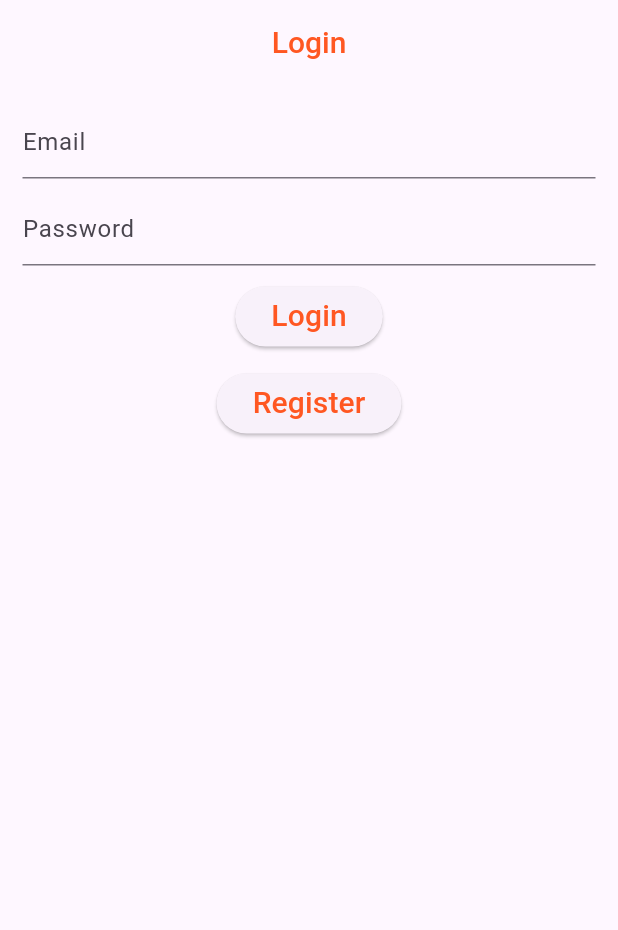
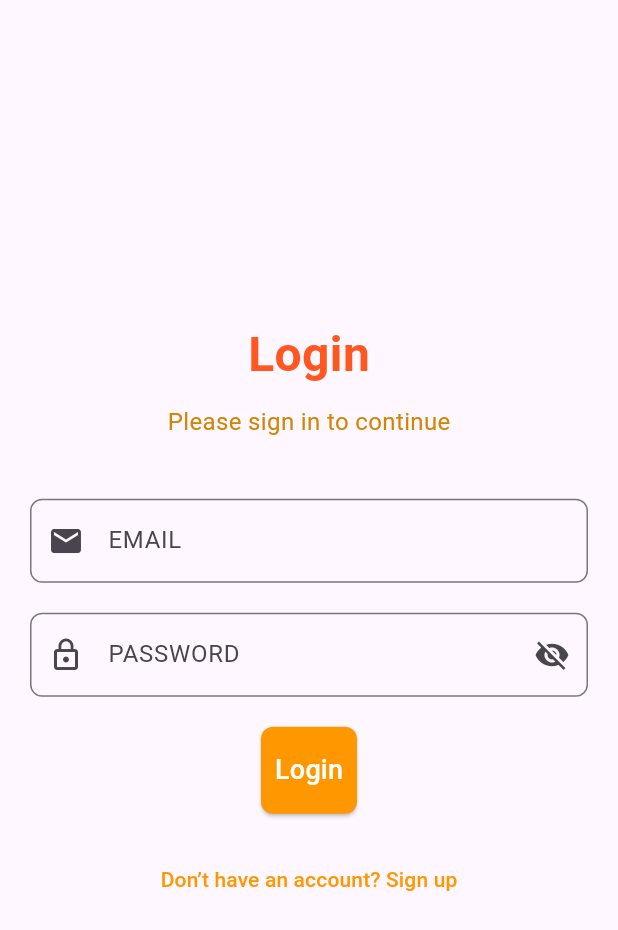
Before and after one commit to dasitjibon/emart_app, a Flutter app: the screen it shows after launch, on a phone screen of 412 x 824 dp. Shown: the top 930 px of the screen. Run offline on Flutter 3.47's test engine with Material 3 defaults, Android fonts, the phone set to English and light mode, and no system bars; our stand-ins replace carousel_slider, firebase_core, get, page_view_dot_indicator; accounts and stored records are empty.

Commit message:
this is my 1st change

```diff
--- a/lib/Sections/slider_scetion.dart
+++ b/lib/Sections/slider_scetion.dart
@@ -27,6 +27,7 @@ class SliderSection extends StatelessWidget {
             ),
             borderRadius: BorderRadius.circular(10), // Optional: rounded corners
           ),
+
         );
       },
       options: CarouselOptions(
--- a/lib/Views/login.dart
+++ b/lib/Views/login.dart
@@ -1,8 +1,6 @@
 import 'package:e_app/CustomWidget/AppColors.dart';
 import 'package:e_app/Home/home.dart';
 import 'package:e_app/Views/register.dart';
-
-
 import 'package:flutter/material.dart';
 import 'package:get/get.dart';
 
@@ -12,62 +10,83 @@ class LoginScreen extends StatelessWidget {
   @override
   Widget build(BuildContext context) {
     return Scaffold(
-      appBar: AppBar(
-        title: Center(
-          child: Text(
-            'Login',
-            style: TextStyle(
-              fontSize: 20,
-              fontWeight: FontWeight.w500,
-              color:
-                  AppColors.primaryColor, // Corrected: Use the color directly
+      body: Padding(
+        padding: const EdgeInsets.all(20),
+        child: Column(
+          mainAxisAlignment: MainAxisAlignment.center, // Centers content vertically
+          crossAxisAlignment: CrossAxisAlignment.center, // Centers content horizontally
+          children: [
+            // Centering the login and subtext here
+            const Text(
+              'Login',
+              style: TextStyle(
+                fontSize: 32,
+                fontWeight: FontWeight.bold,
+                color: AppColors.primaryColor,
+              ),
             ),
-          ),
-        ),
-      ),
-      body: Padding(
-        padding: EdgeInsets.all(15),
-        child: Column(
-          children: [
+            const SizedBox(height: 10),
+            const Text(
+              'Please sign in to continue',
+              style: TextStyle(
+                fontSize: 16,
+                color: AppColors.accentColor,
+              ),
+            ),
+            const SizedBox(height: 40),
             TextField(
               decoration: InputDecoration(
                 hintText: 'Email',
+                prefixIcon: const Icon(Icons.email),
+                labelText: 'EMAIL',
+                border: const OutlineInputBorder(
+                  borderRadius: BorderRadius.all(
+                    Radius.circular(8),
+                  ),
+                ),
               ),
             ),
-            SizedBox(
-              height: 10,
-            ),
+            const SizedBox(height: 20),
             TextField(
               obscureText: true,
               decoration: InputDecoration(
                 hintText: 'Password',
+                prefixIcon: const Icon(Icons.lock_outline),
+                suffixIcon: const Icon(Icons.visibility_off),
+                labelText: 'PASSWORD',
+                border: const OutlineInputBorder(
+                  borderRadius: BorderRadius.all(
+                    Radius.circular(8),
+                  ),
+                ),
               ),
             ),
-            SizedBox(
-              height: 10,
-            ),
+            const SizedBox(height: 20),
             ElevatedButton(
-                onPressed: () => Get.to(() => HomeScreen()),
-                child: Text('Login',
-                    style: TextStyle(
-                      fontSize: 20,
-                      fontWeight: FontWeight.w500,
-                      color: AppColors.primaryColor,
-                    ))),
-            SizedBox(
-              height: 10,
-            ),
-            ElevatedButton(
-              onPressed: () => Get.to(() => RegisterScreen()), // Corrected: Add parentheses to instantiate RegisterScreen
-              child: Text(
-                'Register',
-                style: TextStyle(
-                  fontSize: 20,
-                  fontWeight: FontWeight.w500,
-                  color: AppColors.primaryColor,
+              onPressed: () => Get.to(() => const HomeScreen()),
+              style: ElevatedButton.styleFrom(
+                backgroundColor: Colors.orange,
+                padding: const EdgeInsets.symmetric(vertical: 16),
+                shape: RoundedRectangleBorder(
+                  borderRadius: BorderRadius.circular(8),
                 ),
               ),
-            )
+              child: const Text(
+                'Login',
+                style: TextStyle(
+                  fontSize: 18,
+                  color: Colors.white,
+                ),
+              ),
+            ),
+            const SizedBox(height: 20),
+            TextButton(
+              onPressed: () => Get.to(() => const RegisterScreen()),
+              child: const Text(
+                'Don’t have an account? Sign up',
+                style: TextStyle(color: Colors.orange),
+              ),
+            ),
           ],
         ),
       ),
--- a/lib/main.dart
+++ b/lib/main.dart
@@ -1,26 +1,34 @@
-import 'package:e_app/Views/login.dart';
- // Import your LoginScreen
 import 'package:flutter/material.dart';
-import 'package:get/get.dart';  // Import GetX package
+import 'package:get/get.dart';
+import 'package:firebase_core/firebase_core.dart'; // Import this to initialize Firebase
+import 'firebase_options.dart'; // Ensure the file exists and is correctly configured
+import 'Views/login.dart'; // Ensure this file exists and contains LoginScreen
 
-void main() {
+void main() async {
+  // Ensure Flutter widgets are initialized before Firebase setup
+  WidgetsFlutterBinding.ensureInitialized();
+
+  // Initialize Firebase with options for the current platform
+  await Firebase.initializeApp(
+    options: DefaultFirebaseOptions.currentPlatform,
+  );
+
   runApp(const MyApp());
 }
 
 class MyApp extends StatelessWidget {
   const MyApp({super.key});
 
-  // This widget is the root of your application.
   @override
   Widget build(BuildContext context) {
     return GetMaterialApp(
-      debugShowCheckedModeBanner: false,
+      debugShowCheckedModeBanner: false, // Disables the debug banner
       title: 'Flutter Demo',
       theme: ThemeData(
         colorScheme: ColorScheme.fromSeed(seedColor: Colors.deepPurple),
-        useMaterial3: true,
+        useMaterial3: true, // Enable Material 3
       ),
-      home: LoginScreen(),
+      home: LoginScreen(), // The first screen displayed
     );
   }
 }
--- a/pubspec.yaml
+++ b/pubspec.yaml
@@ -48,6 +48,9 @@ dev_dependencies:
   flutter_lints: ^4.0.0
   get: ^4.6.6
   carousel_slider: ^5.0.0
+  page_view_dot_indicator: ^2.3.0
+  firebase_core: ^3.8.0
+  firebase_auth: ^5.3.3
 
 # For information on the generic Dart part of this file, see the
 # following page: https://dart.dev/tools/pub/pubspec
```
Also changed, not shown: lib/Cart/cart.dart (added, +142 -0 lines), lib/Home/home.dart (+26 -14 lines), lib/Sections/Products_indicator.dart (added, +63 -0 lines), lib/Sections/products.dart (added, +105 -0 lines), lib/Sections/products_details.dart (added, +104 -0 lines), firebase.json (added), lib/firebase_options.dart (added), pubspec.lock, 6 other files.
